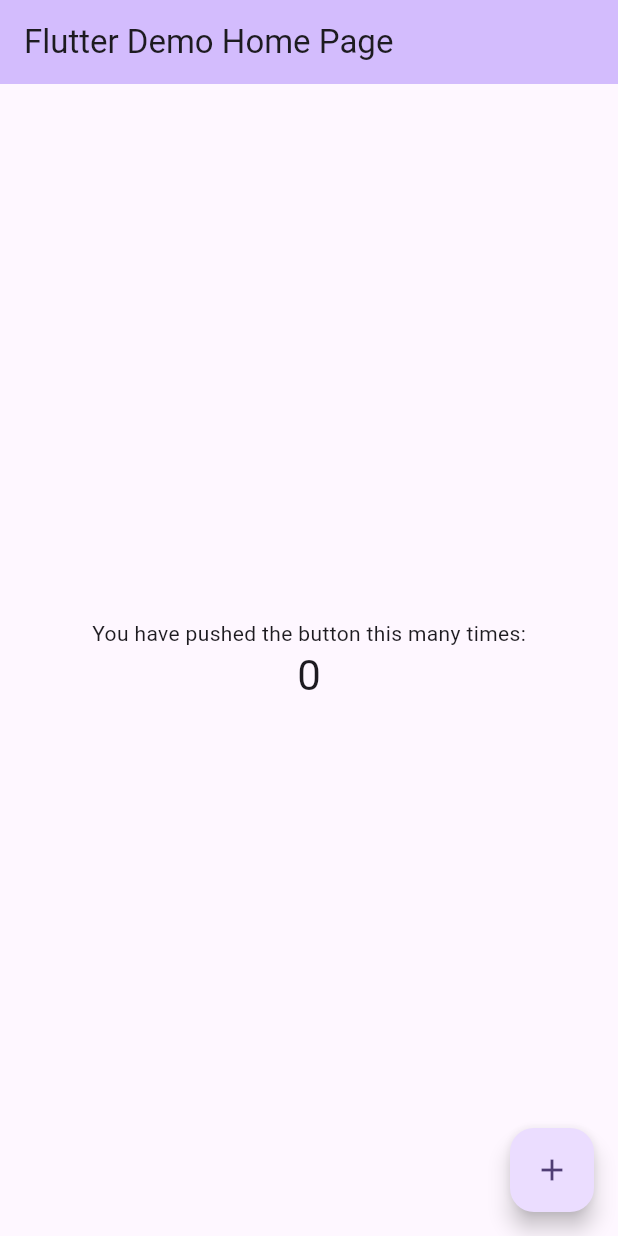
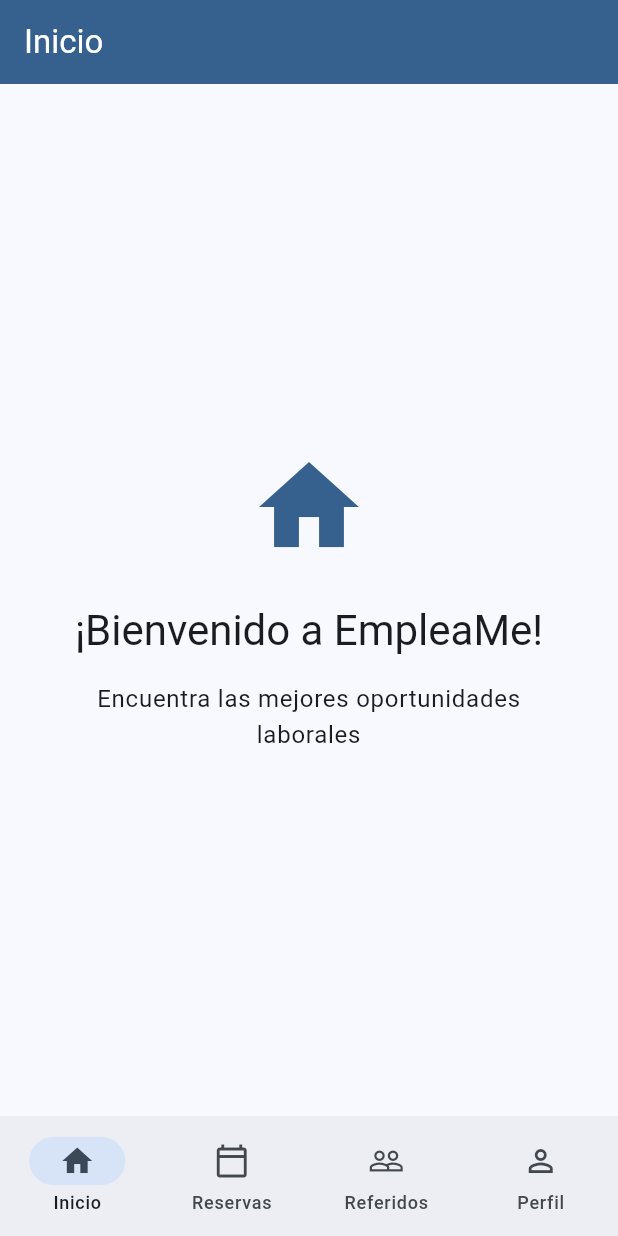
Before and after one commit to Montoi/empleame-flutter, a Flutter app: the screen it shows after launch, on a phone screen of 412 x 824 dp. Run offline on Flutter 3.47's test engine with Material 3 defaults, Android fonts, the light colour scheme and no system bars; our stand-ins replace go_router.

Commit message:
navigation

```diff
--- /dev/null
+++ b/lib/config/router.dart
@@ -0,0 +1,9 @@
+import 'package:go_router/go_router.dart';
+import 'package:empleame/widgets/navigation/bottom_nav_scaffold.dart';
+
+final goRouter = GoRouter(
+  initialLocation: '/',
+  routes: [
+    GoRoute(path: '/', builder: (context, state) => const BottomNavScaffold()),
+  ],
+);
--- a/lib/main.dart
+++ b/lib/main.dart
@@ -1,4 +1,5 @@
 import 'package:flutter/material.dart';
+import 'config/router.dart';
 
 void main() {
   runApp(const MyApp());
@@ -7,116 +8,27 @@ void main() {
 class MyApp extends StatelessWidget {
   const MyApp({super.key});
 
-  // This widget is the root of your application.
   @override
   Widget build(BuildContext context) {
-    return MaterialApp(
-      title: 'Flutter Demo',
+    return MaterialApp.router(
+      title: 'EmpleaMe',
+      debugShowCheckedModeBanner: false,
       theme: ThemeData(
-        // This is the theme of your application.
-        //
-        // TRY THIS: Try running your application with "flutter run". You'll see
-        // the application has a purple toolbar. Then, without quitting the app,
-        // try changing the seedColor in the colorScheme below to Colors.green
-        // and then invoke "hot reload" (save your changes or press the "hot
-        // reload" button in a Flutter-supported IDE, or press "r" if you used
-        // the command line to start the app).
-        //
-        // Notice that the counter didn't reset back to zero; the application
-        // state is not lost during the reload. To reset the state, use hot
-        // restart instead.
-        //
-        // This works for code too, not just values: Most code changes can be
-        // tested with just a hot reload.
-        colorScheme: .fromSeed(seedColor: Colors.deepPurple),
+        colorScheme: ColorScheme.fromSeed(
+          seedColor: Colors.blue,
+          brightness: Brightness.light,
+        ),
+        useMaterial3: true,
       ),
-      home: const MyHomePage(title: 'Flutter Demo Home Page'),
+      darkTheme: ThemeData(
+        colorScheme: ColorScheme.fromSeed(
+          seedColor: Colors.blue,
+          brightness: Brightness.dark,
+        ),
+        useMaterial3: true,
+      ),
+      themeMode: ThemeMode.system,
+      routerConfig: goRouter,
     );
   }
 }
-
-class MyHomePage extends StatefulWidget {
-  const MyHomePage({super.key, required this.title});
-
-  // This widget is the home page of your application. It is stateful, meaning
-  // that it has a State object (defined below) that contains fields that affect
-  // how it looks.
-
-  // This class is the configuration for the state. It holds the values (in this
-  // case the title) provided by the parent (in this case the App widget) and
-  // used by the build method of the State. Fields in a Widget subclass are
-  // always marked "final".
-
-  final String title;
-
-  @override
-  State<MyHomePage> createState() => _MyHomePageState();
-}
-
-class _MyHomePageState extends State<MyHomePage> {
-  int _counter = 0;
-
-  void _incrementCounter() {
-    setState(() {
-      // This call to setState tells the Flutter framework that something has
-      // changed in this State, which causes it to rerun the build method below
-      // so that the display can reflect the updated values. If we changed
-      // _counter without calling setState(), then the build method would not be
-      // called again, and so nothing would appear to happen.
-      _counter++;
-    });
-  }
-
-  @override
-  Widget build(BuildContext context) {
-    // This method is rerun every time setState is called, for instance as done
-    // by the _incrementCounter method above.
-    //
-    // The Flutter framework has been optimized to make rerunning build methods
-    // fast, so that you can just rebuild anything that needs updating rather
-    // than having to individually change instances of widgets.
-    return Scaffold(
-      appBar: AppBar(
-        // TRY THIS: Try changing the color here to a specific color (to
-        // Colors.amber, perhaps?) and trigger a hot reload to see the AppBar
-        // change color while the other colors stay the same.
-        backgroundColor: Theme.of(context).colorScheme.inversePrimary,
-        // Here we take the value from the MyHomePage object that was created by
-        // the App.build method, and use it to set our appbar title.
-        title: Text(widget.title),
-      ),
-      body: Center(
-        // Center is a layout widget. It takes a single child and positions it
-        // in the middle of the parent.
-        child: Column(
-          // Column is also a layout widget. It takes a list of children and
-          // arranges them vertically. By default, it sizes itself to fit its
-          // children horizontally, and tries to be as tall as its parent.
-          //
-          // Column has various properties to control how it sizes itself and
-          // how it positions its children. Here we use mainAxisAlignment to
-          // center the children vertically; the main axis here is the vertical
-          // axis because Columns are vertical (the cross axis would be
-          // horizontal).
-          //
-          // TRY THIS: Invoke "debug painting" (choose the "Toggle Debug Paint"
-          // action in the IDE, or press "p" in the console), to see the
-          // wireframe for each widget.
-          mainAxisAlignment: .center,
-          children: [
-            const Text('You have pushed the button this many times:'),
-            Text(
-              '$_counter',
-              style: Theme.of(context).textTheme.headlineMedium,
-            ),
-          ],
-        ),
-      ),
-      floatingActionButton: FloatingActionButton(
-        onPressed: _incrementCounter,
-        tooltip: 'Increment',
-        child: const Icon(Icons.add),
-      ),
-    );
-  }
-}
--- /dev/null
+++ b/lib/screens/home/home_screen.dart
@@ -0,0 +1,43 @@
+import 'package:flutter/material.dart';
+
+class HomeScreen extends StatelessWidget {
+  const HomeScreen({super.key});
+
+  @override
+  Widget build(BuildContext context) {
+    return Scaffold(
+      appBar: AppBar(
+        title: const Text('Inicio'),
+        backgroundColor: Theme.of(context).colorScheme.primary,
+        foregroundColor: Colors.white,
+      ),
+      body: Center(
+        child: Column(
+          mainAxisAlignment: MainAxisAlignment.center,
+          children: [
+            Icon(
+              Icons.home,
+              size: 80,
+              color: Theme.of(context).colorScheme.primary,
+            ),
+            const SizedBox(height: 24),
+            Text(
+              '¡Bienvenido a EmpleaMe!',
+              style: Theme.of(context).textTheme.headlineMedium,
+              textAlign: TextAlign.center,
+            ),
+            const SizedBox(height: 16),
+            Padding(
+              padding: const EdgeInsets.symmetric(horizontal: 32),
+              child: Text(
+                'Encuentra las mejores oportunidades laborales',
+                style: Theme.of(context).textTheme.bodyLarge,
+                textAlign: TextAlign.center,
+              ),
+            ),
+          ],
+        ),
+      ),
+    );
+  }
+}
--- /dev/null
+++ b/lib/widgets/navigation/bottom_nav_scaffold.dart
@@ -0,0 +1,88 @@
+import 'package:flutter/material.dart';
+import 'package:empleame/screens/home/home_screen.dart';
+import 'package:empleame/screens/bookings/bookings_screen.dart';
+import 'package:empleame/screens/referrals/referrals_screen.dart';
+import 'package:empleame/screens/profile/profile_screen.dart';
+
+class BottomNavScaffold extends StatefulWidget {
+  const BottomNavScaffold({super.key});
+
+  @override
+  State<BottomNavScaffold> createState() => _BottomNavScaffoldState();
+}
+
+class _BottomNavScaffoldState extends State<BottomNavScaffold> {
+  late final PageController _pageController;
+  int _currentIndex = 0;
+
+  // List of screens for PageView
+  final List<Widget> _screens = const [
+    HomeScreen(),
+    BookingsScreen(),
+    ReferralsScreen(),
+    ProfileScreen(),
+  ];
+
+  @override
+  void initState() {
+    super.initState();
+    _pageController = PageController(initialPage: _currentIndex);
+  }
+
+  @override
+  void dispose() {
+    _pageController.dispose();
+    super.dispose();
+  }
+
+  void _onPageChanged(int index) {
+    setState(() {
+      _currentIndex = index;
+    });
+  }
+
+  void _onNavigationTapped(int index) {
+    _pageController.animateToPage(
+      index,
+      duration: const Duration(milliseconds: 300),
+      curve: Curves.easeInOut,
+    );
+  }
+
+  @override
+  Widget build(BuildContext context) {
+    return Scaffold(
+      body: PageView(
+        controller: _pageController,
+        onPageChanged: _onPageChanged,
+        children: _screens,
+      ),
+      bottomNavigationBar: NavigationBar(
+        selectedIndex: _currentIndex,
+        onDestinationSelected: _onNavigationTapped,
+        destinations: const [
+          NavigationDestination(
+            icon: Icon(Icons.home_outlined),
+            selectedIcon: Icon(Icons.home),
+            label: 'Inicio',
+          ),
+          NavigationDestination(
+            icon: Icon(Icons.calendar_today_outlined),
+            selectedIcon: Icon(Icons.calendar_today),
+            label: 'Reservas',
+          ),
+          NavigationDestination(
+            icon: Icon(Icons.people_outline),
+            selectedIcon: Icon(Icons.people),
+            label: 'Referidos',
+          ),
+          NavigationDestination(
+            icon: Icon(Icons.person_outline),
+            selectedIcon: Icon(Icons.person),
+            label: 'Perfil',
+          ),
+        ],
+      ),
+    );
+  }
+}
--- a/pubspec.yaml
+++ b/pubspec.yaml
@@ -34,6 +34,7 @@ dependencies:
   # The following adds the Cupertino Icons font to your application.
   # Use with the CupertinoIcons class for iOS style icons.
   cupertino_icons: ^1.0.8
+  go_router: ^14.8.0
 
 dev_dependencies:
   flutter_test:
```
Also changed, not shown: lib/screens/bookings/bookings_screen.dart (added, +43 -0 lines), lib/screens/profile/profile_screen.dart (added, +43 -0 lines), lib/screens/referrals/referrals_screen.dart (added, +43 -0 lines), pubspec.lock.
